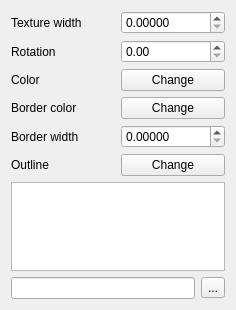
The window that src/ui/symbollayer/widget_svgfill.ui (qgis/QGIS) describes before a commit, drawn with Qt 5.
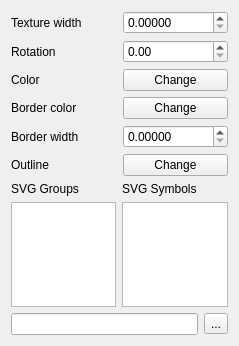
The same window after the commit.

Commit message:
implemented SVG symbol grouping
Group tree implemented for SVG Marker symbols

implemented grouping for SVG Fill symbol widget

The edit to the form file:
```diff
--- a/src/ui/symbollayer/widget_svgfill.ui
+++ b/src/ui/symbollayer/widget_svgfill.ui
@@ -6,14 +6,14 @@
    <rect>
     <x>0</x>
     <y>0</y>
-    <width>236</width>
-    <height>310</height>
+    <width>239</width>
+    <height>346</height>
    </rect>
   </property>
   <property name="windowTitle">
    <string>Form</string>
   </property>
-  <layout class="QGridLayout" name="gridLayout_2">
+  <layout class="QGridLayout" name="gridLayout_3">
    <item row="0" column="0">
     <layout class="QGridLayout" name="gridLayout">
      <item row="0" column="0">
@@ -106,6 +106,25 @@
     </layout>
    </item>
    <item row="1" column="0">
+    <layout class="QGridLayout" name="gridLayout_2">
+     <item row="0" column="0">
+      <widget class="QLabel" name="mSymbolGroupLabel">
+       <property name="text">
+        <string>SVG Groups</string>
+       </property>
+      </widget>
+     </item>
+     <item row="0" column="1">
+      <widget class="QLabel" name="mSymbolListLabel">
+       <property name="text">
+        <string>SVG Symbols</string>
+       </property>
+      </widget>
+     </item>
+     <item row="1" column="0">
+      <widget class="QTreeView" name="mSvgTreeView"/>
+     </item>
+     <item row="1" column="1">
     <widget class="QListView" name="mSvgListView">
      <property name="flow">
       <enum>QListView::LeftToRight</enum>
@@ -120,6 +139,8 @@
       <bool>true</bool>
      </property>
     </widget>
+     </item>
+    </layout>
    </item>
    <item row="2" column="0">
     <layout class="QHBoxLayout" name="horizontalLayout">
```
Lines whose indentation alone changed are shown as unchanged. The commit also changes 5 other files.
